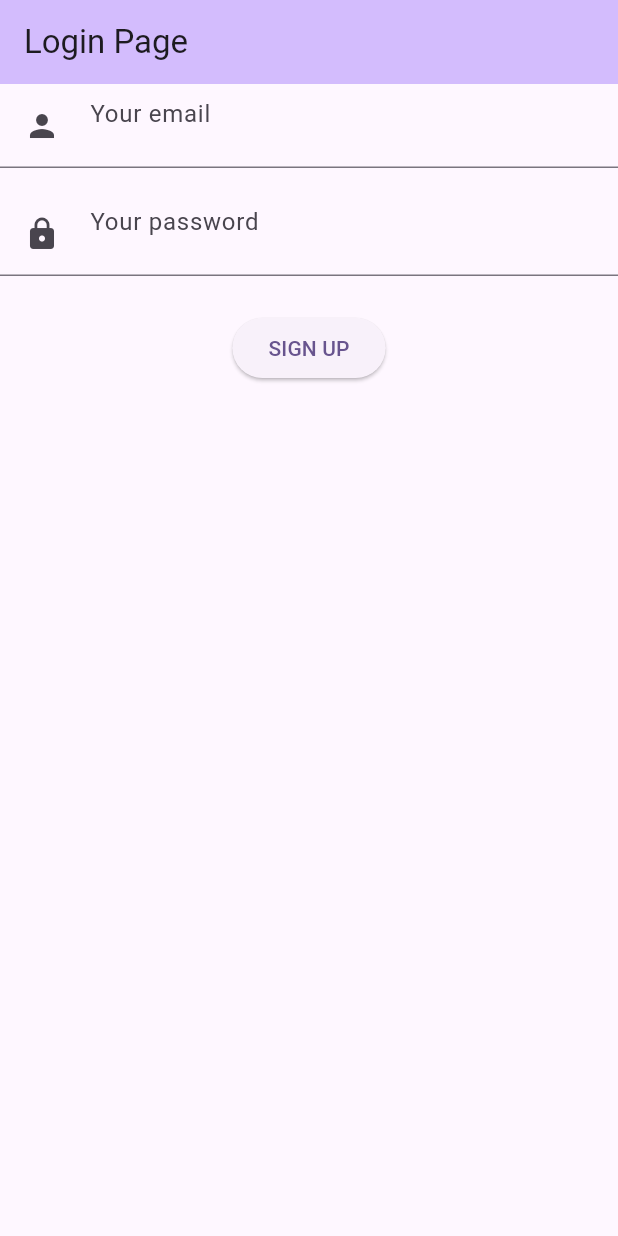
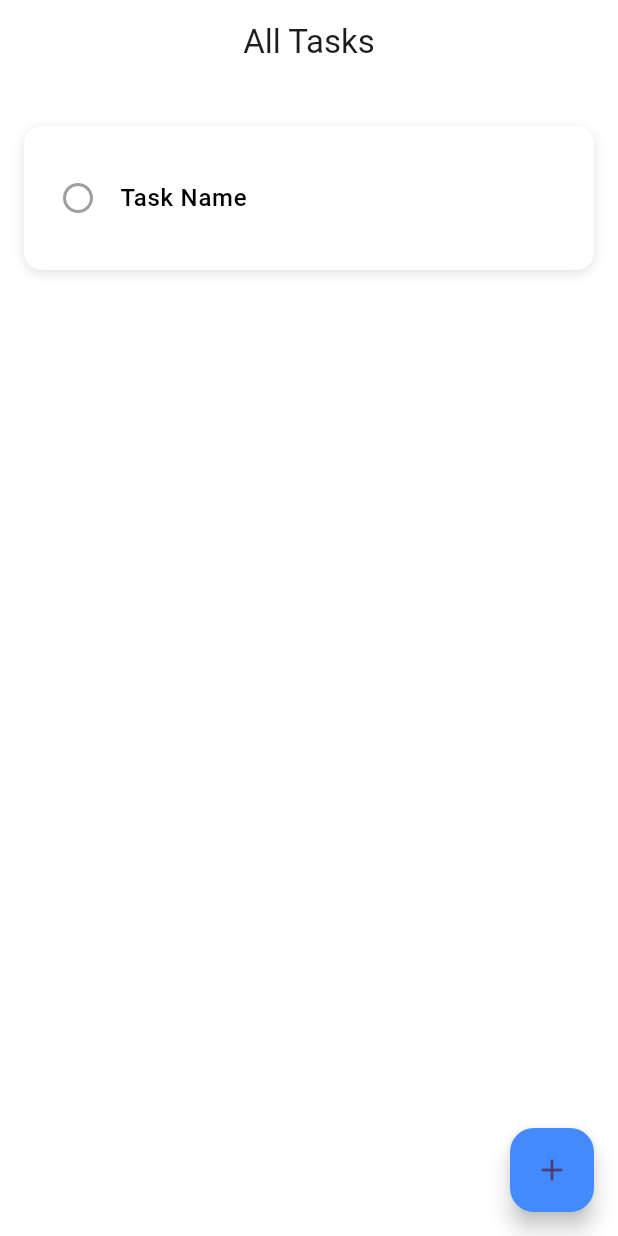
Before and after one commit to VigneshRaja2000/task-managment, a Flutter app: the screen it shows after launch, on a phone screen of 412 x 824 dp. Run offline on Flutter 3.47's test engine with Material 3 defaults, Android fonts, the phone set to English and light mode, and no system bars; our stand-ins replace appwrite, get.

Commit message:
final commit

```diff
--- a/lib/app_routing.dart
+++ b/lib/app_routing.dart
@@ -15,8 +15,6 @@ class AppPages {
       binding: LoginBinding(),
     ),
     GetPage(
-        name: AppPaths.tasks,
-        page: () => const TaskView(),
-        binding: TaskBinding()),
+        name: AppPaths.tasks, page: () => TasksView(), binding: TaskBinding()),
   ];
 }
--- a/lib/core/service/appwrite_client.dart
+++ b/lib/core/service/appwrite_client.dart
@@ -1,5 +1,6 @@
 import 'package:appwrite/appwrite.dart';
 import 'package:appwrite/models.dart';
+import 'package:uuid/uuid.dart';
 
 import 'config.dart';
 
@@ -15,7 +16,6 @@ class AppWriteClient {
   static final database = Databases(AppWriteClient.instance.client);
 
   Future createTask(task, documentId) {
-
     Future result = AppWriteClient.database.createDocument(
       databaseId: "taskmanager",
       collectionId: '66b300520011cf176a0d',
@@ -33,4 +33,22 @@ class AppWriteClient {
 
     return result;
   }
+
+  Future fetchTasks() async {
+    try {
+      DocumentList result = await database.listDocuments(
+        databaseId: 'taskmanager',
+        collectionId: '66b300520011cf176a0d',
+      );
+
+      List<Map<String, dynamic>> tasks = result.documents.map((doc) {
+        return doc.data;
+      }).toList();
+
+      return tasks;
+    } catch (error) {
+      print("Error fetching tasks: $error");
+      return [];
+    }
+  }
 }
--- a/lib/main.dart
+++ b/lib/main.dart
@@ -15,11 +15,12 @@ class MyApp extends StatelessWidget {
   Widget build(BuildContext context) {
     return GetMaterialApp(
       title: 'Flutter Demo',
+      debugShowCheckedModeBanner: false,
       theme: ThemeData(
         colorScheme: ColorScheme.fromSeed(seedColor: Colors.deepPurple),
         useMaterial3: true,
       ),
-      initialRoute: AppPaths.login,
+      initialRoute: AppPaths.tasks,
       getPages: AppPages.routes,
     );
   }
--- a/lib/task/task_controller.dart
+++ b/lib/task/task_controller.dart
@@ -1,18 +1,58 @@
-// task_controller.dart
+import 'package:flutter/material.dart';
 import 'package:get/get.dart';
+import 'package:task_managment/core/service/appwrite_client.dart';
+import 'package:uuid/uuid.dart';
 
 class TaskController extends GetxController {
-  var tasks = [].obs;
-
-  void fetchTasks() {
-    // Here you would typically fetch tasks from an API or database
-    // For now, we'll add some dummy tasks
-    tasks.value = [];
+  @override
+  void onInit() {
+    super.onInit();
   }
 
-  @override
-  void onInit() {
-    fetchTasks();
-    super.onInit();
+  Uuid uuid = const Uuid();
+  TextEditingController nameController = TextEditingController();
+  TextEditingController notesController = TextEditingController();
+  TextEditingController dueDateController = TextEditingController();
+  TextEditingController labelsController = TextEditingController();
+  String selectedCategory = 'personal';
+  String selectedStatus = 'pending';
+  List<String> categories = [
+    'personal',
+    'work',
+    'pet care',
+    'travel' 'learning'
+  ];
+  List<String> statuses = ['pending', 'in progress', 'completed'];
+  RxList tasks = [
+    {
+      "task_id": "12345",
+      "task_name": "Task Name",
+      "updated_at": "2023-08-01T12:34:56Z",
+      "created_at": "2023-07-01T12:34:56Z",
+      "updated_by": "user123",
+      "created_by": "user123",
+      "due_date": "2023-09-01",
+      "category": "personal",
+      "labels": ["label1", "label2"],
+      "tags": ["tag1", "tag2"],
+      "status": "pending",
+      "notes": "This is a sample task note.",
+      "completed_on": null,
+      "assignees": ["assignee1", "assignee2"],
+    }
+  ].obs;
+  // fetchTask() async {
+  //   tasks.value = await AppWriteClient.instance.fetchTasks();
+  //   print(tasks);
+  // }
+
+  void addTask(task, id) async {
+    tasks.add(task);
+    // await AppWriteClient.instance.createTask(task, id);
+    // fetchTask();
+    labelsController.clear();
+    nameController.clear();
+    dueDateController.clear();
+    notesController.clear();
   }
 }
--- a/lib/task/task_view.dart
+++ b/lib/task/task_view.dart
@@ -1,44 +1,189 @@
-// task_view.dart
 import 'package:appwrite/appwrite.dart';
 import 'package:flutter/material.dart';
 import 'package:get/get.dart';
 import 'package:task_managment/core/service/appwrite_client.dart';
 import 'task_controller.dart';
 
-class TaskView extends GetView<TaskController> {
-  const TaskView({super.key});
+import 'package:task_managment/task/task_controller.dart';
+import 'package:uuid/uuid.dart';
 
+class TasksView extends GetView<TaskController> {
   @override
   Widget build(BuildContext context) {
+    // controller.fetchTask();
     return Scaffold(
       appBar: AppBar(
-        title: const Text('Task List'),
-        backgroundColor: Theme.of(context).colorScheme.inversePrimary,
+        title: Text('All Tasks'),
+        centerTitle: true,
+        backgroundColor: Colors.white,
+        elevation: 0,
       ),
-      body: Obx(() {
-        if (controller.tasks.isEmpty) {
-          return const Center(child: Text('No tasks available'));
-        }
+      body: Container(
+        color: Colors.white,
+        child: Obx(() {
           return ListView.builder(
+            padding: EdgeInsets.symmetric(vertical: 20),
             itemCount: controller.tasks.length,
             itemBuilder: (context, index) {
-            final task = controller.tasks[index];
-            return ListTile(
-              title: Text(task.title),
-              subtitle: Text(task.description),
+              return TaskTile(
+                task: controller.tasks[index],
+                // onTap: () => controller.toggleTaskCompletion(index),
               );
             },
           );
         }),
+      ),
       floatingActionButton: FloatingActionButton(
+        child: const Icon(Icons.add),
+        onPressed: () => showAddTaskBottomSheet(context),
+        backgroundColor: Colors.blueAccent,
+      ),
+    );
+  }
+
+  showAddTaskBottomSheet(
+    BuildContext context,
+  ) {
+    return showModalBottomSheet(
+      context: context,
+      isScrollControlled: true,
+      builder: (BuildContext context) {
+        return Padding(
+          padding: EdgeInsets.only(
+            bottom: MediaQuery.of(context).viewInsets.bottom,
+          ),
+          child: Container(
+            padding: EdgeInsets.all(16.0),
+            child: SingleChildScrollView(
+              child: Column(
+                crossAxisAlignment: CrossAxisAlignment.start,
+                children: [
+                  TextField(
+                    controller: controller.nameController,
+                    decoration: InputDecoration(labelText: 'Task Name'),
+                  ),
+                  DropdownButtonFormField<String>(
+                    value: controller.selectedCategory,
+                    items: controller.categories
+                        .map((category) => DropdownMenuItem(
+                            value: category, child: Text(category)))
+                        .toList(),
+                    onChanged: (value) {
+                      controller.selectedCategory = value!;
+                    },
+                    decoration: InputDecoration(labelText: 'Category'),
+                  ),
+                  TextField(
+                    controller: controller.dueDateController,
+                    decoration: InputDecoration(
+                      labelText: 'Due Date',
+                      suffixIcon: IconButton(
+                        icon: Icon(Icons.calendar_today),
                         onPressed: () async {
-          // Get.to(() => AddTaskView());
+                          final pickedDate = await showDatePicker(
+                            context: context,
+                            initialDate: DateTime.now(),
+                            firstDate: DateTime(2000),
+                            lastDate: DateTime(2101),
+                          );
+                          if (pickedDate != null) {
+                            controller.dueDateController.text =
+                                pickedDate.toLocal().toString().split(' ')[0];
+                          }
+                        },
+                      ),
+                    ),
+                  ),
+                  TextField(
+                    controller: controller.labelsController,
+                    decoration: InputDecoration(labelText: 'Labels'),
+                  ),
+                  DropdownButtonFormField<String>(
+                    value: controller.selectedStatus,
+                    items: controller.statuses
+                        .map((status) => DropdownMenuItem(
+                            value: status, child: Text(status)))
+                        .toList(),
+                    onChanged: (value) {
+                      controller.selectedStatus = value!;
+                    },
+                    decoration: InputDecoration(labelText: 'Status'),
+                  ),
+                  TextField(
+                    controller: controller.notesController,
+                    decoration: InputDecoration(labelText: 'Notes'),
+                  ),
+                  SizedBox(height: 20),
+                  ElevatedButton(
+                    onPressed: () async {
+                      final task = {
+                        "task_id": controller.uuid.v1(),
+                        "task_name": controller.nameController.text,
+                        "category": controller.selectedCategory,
+                        "labels": controller.labelsController.text.split(','),
+                        "due_date": controller.dueDateController.text,
+                        "status": controller.selectedStatus,
+                        "notes": controller.notesController.text,
+                        // "completed_on": null,
+                      };
                       String id = ID.unique();
-          print(id);
-          await AppWriteClient.instance.createTask(task, id);
+                      controller.addTask(task, id);
+
+                      Navigator.pop(context);
                     },
-        tooltip: 'Add Task',
-        child: const Icon(Icons.add),
+                    child: Text('Add Task'),
+                  ),
+                ],
+              ),
+            ),
+          ),
+        );
+      },
+    );
+  }
+}
+
+class TaskTile extends StatelessWidget {
+  final Map<String, dynamic> task;
+
+  TaskTile({required this.task});
+
+  @override
+  Widget build(BuildContext context) {
+    return Container(
+      margin: EdgeInsets.symmetric(vertical: 8, horizontal: 16),
+      padding: EdgeInsets.all(16),
+      decoration: BoxDecoration(
+        color: Colors.white,
+        borderRadius: BorderRadius.circular(12),
+        boxShadow: [
+          BoxShadow(
+            color: Colors.black12,
+            blurRadius: 6,
+            offset: Offset(0, 2),
+          ),
+        ],
+      ),
+      child: ListTile(
+        contentPadding: EdgeInsets.symmetric(vertical: 4, horizontal: 8),
+        leading: Icon(
+          task['status'] == "completed"
+              ? Icons.check_circle
+              : Icons.radio_button_unchecked,
+          color: task['status'] == "completed" ? Colors.green : Colors.grey,
+        ),
+        title: Text(
+          task['task_name'] ?? '',
+          style: TextStyle(
+            decoration: task['status'] == "completed"
+                ? TextDecoration.lineThrough
+                : null,
+            color: task['status'] == "completed" ? Colors.grey : Colors.black,
+            fontSize: 16,
+            fontWeight: FontWeight.w500,
+          ),
+        ),
+        // onTap: onTap,
       ),
     );
   }
--- a/pubspec.yaml
+++ b/pubspec.yaml
@@ -39,6 +39,7 @@ dependencies:
   dart_appwrite: null
   device_info_plus: 9.1.2
   package_info_plus: 5.0.1
+  uuid: ^4.0.0
 
 dev_dependencies:
   flutter_test:
```
Also changed, not shown: pubspec.lock. Lines whose indentation alone changed are shown as unchanged.
